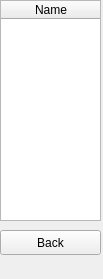
This is Code/phase 1/phase1/treetraversal.ui in DS-01-02/ds-project-1_goat as Qt 5 draws it before an edit. The edited form follows.
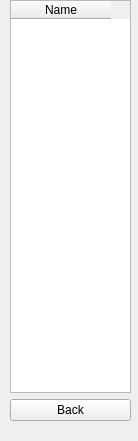
This is the edited form.

Commit message: Tree Traversal Added

What changed in the file:
```diff
--- a/Code/phase 1/phase1/treetraversal.ui
+++ b/Code/phase 1/phase1/treetraversal.ui
@@ -6,40 +6,40 @@
    <rect>
     <x>0</x>
     <y>0</y>
-    <width>103</width>
-    <height>279</height>
+    <width>138</width>
+    <height>441</height>
    </rect>
   </property>
   <property name="windowTitle">
    <string>Form</string>
   </property>
-  <widget class="QTableWidget" name="tableWidget">
+  <widget class="QWidget" name="">
    <property name="geometry">
     <rect>
-     <x>0</x>
+     <x>10</x>
      <y>0</y>
-     <width>101</width>
-     <height>221</height>
+     <width>121</width>
+     <height>421</height>
     </rect>
    </property>
+   <layout class="QVBoxLayout" name="verticalLayout">
+    <item>
+     <widget class="QTableWidget" name="tableWidget">
    <column>
     <property name="text">
      <string>Name</string>
     </property>
    </column>
   </widget>
+    </item>
+    <item>
   <widget class="QPushButton" name="back">
-   <property name="geometry">
-    <rect>
-     <x>0</x>
-     <y>230</y>
-     <width>101</width>
-     <height>25</height>
-    </rect>
-   </property>
    <property name="text">
     <string>Back</string>
    </property>
+     </widget>
+    </item>
+   </layout>
   </widget>
  </widget>
  <resources/>
```
Lines whose indentation alone changed are shown as unchanged. The commit also changes 2 other files.
